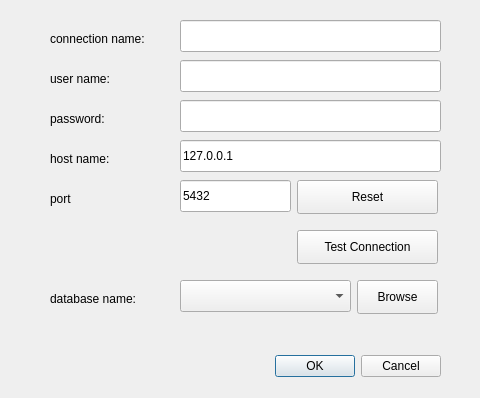
First picture: the form in db_settings.ui, repository MaciekTalaska/PatriciaSQL, before the edit.
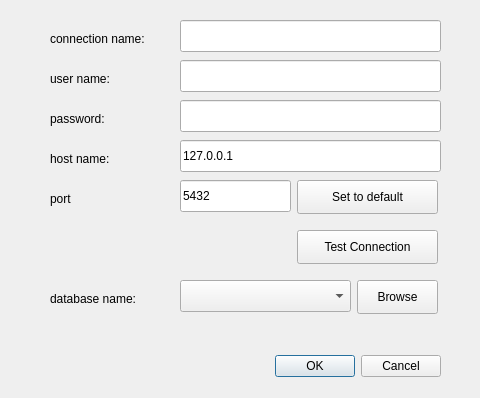
Second picture: the form after the edit.

Patch:
```diff
--- a/db_settings.ui
+++ b/db_settings.ui
@@ -165,7 +165,7 @@
     </rect>
    </property>
    <property name="text">
-    <string>Reset</string>
+    <string>Set to default</string>
    </property>
   </widget>
   <widget class="QPushButton" name="btnBrowseDatabases">
```
Left out of the diff: 6 changed lines with no effect on the pictures.
